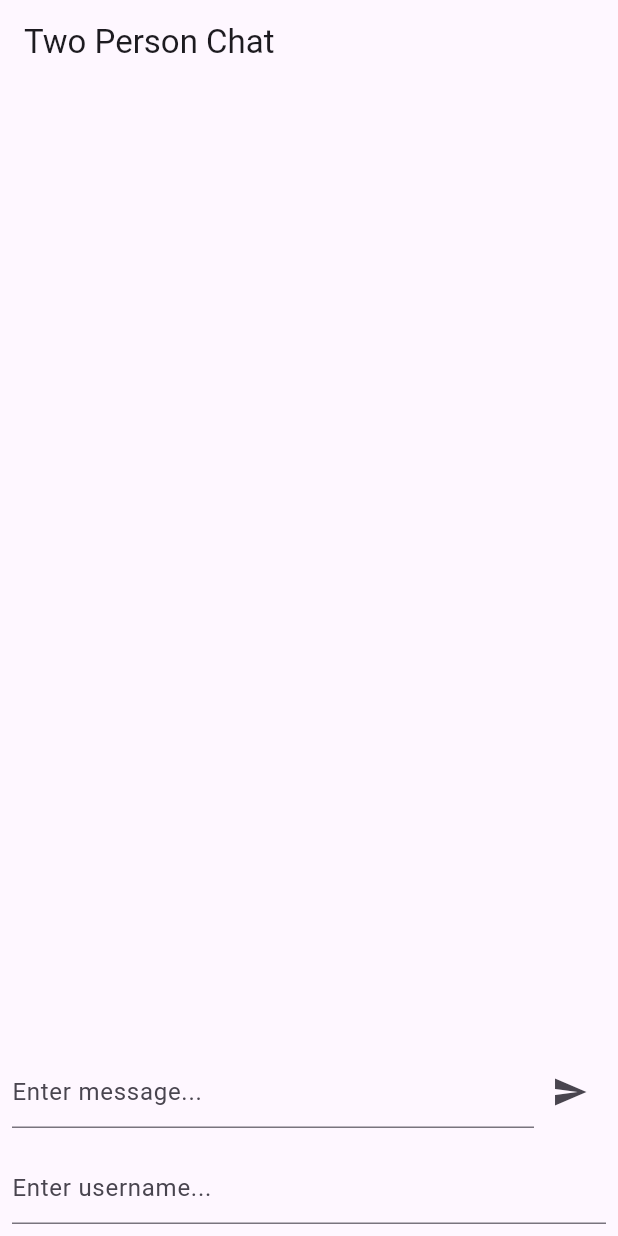
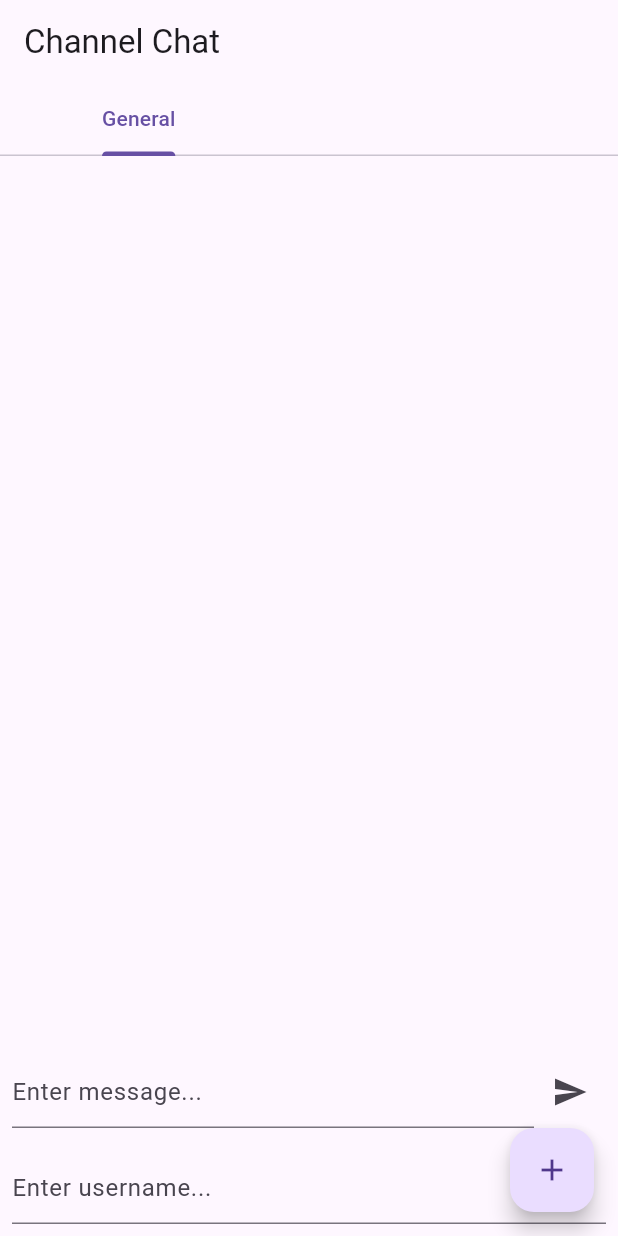
Before and after one commit to Suraj520/flutter-chat, a Flutter app: the screen it shows after launch, after a tap on the "send" icon, on a phone screen of 412 x 824 dp. Run offline on Flutter 3.47's test engine with Material 3 defaults, Android fonts, the phone set to English and light mode, and no system bars; our stand-ins replace socket_io_client; network calls fail.

Commit message:
Update main.dart

```diff
--- a/lib/main.dart
+++ b/lib/main.dart
@@ -9,24 +9,24 @@ class MyApp extends StatelessWidget {
   @override
   Widget build(BuildContext context) {
     return MaterialApp(
-      title: 'Two Person Chat',
+      title: 'Channel Chat',
       theme: ThemeData(
         primarySwatch: Colors.blue,
       ),
-      home: ChatScreen(),
+      home: ChannelScreen(),
     );
   }
 }
 
-class ChatScreen extends StatefulWidget {
+class ChannelScreen extends StatefulWidget {
   @override
-  _ChatScreenState createState() => _ChatScreenState();
+  _ChannelScreenState createState() => _ChannelScreenState();
 }
 
-class _ChatScreenState extends State<ChatScreen> {
-  TextEditingController _messageController = TextEditingController();
-  TextEditingController _usernameController = TextEditingController();
-  List<String> _messages = [];
+class _ChannelScreenState extends State<ChannelScreen> {
+  TextEditingController _channelNameController = TextEditingController();
+  List<String> _channels = ["General"]; // Default General channel
+  String _currentChannel = "General"; // Default current channel
   late IO.Socket socket;
 
   @override
@@ -36,15 +36,108 @@ class _ChatScreenState extends State<ChatScreen> {
   }
 
   void initSocket() {
+    // Initialize socket
     socket = IO.io('http://localhost:3000', <String, dynamic>{
       'transports': ['websocket'],
       'autoConnect': false,
     });
     socket.connect();
-    socket.onConnect((_) {
-      print('Connected to server');
+  }
+
+  void switchChannel(String channelName) {
+    setState(() {
+      _currentChannel = channelName;
     });
-    socket.on('message', (data) {
+  }
+
+  void createChannel() {
+    setState(() {
+      String newChannel = _channelNameController.text;
+      if (newChannel.isNotEmpty && !_channels.contains(newChannel)) {
+        _channels.add(newChannel);
+        _currentChannel = newChannel;
+        _channelNameController.clear();
+      }
+    });
+  }
+
+  @override
+  Widget build(BuildContext context) {
+    return DefaultTabController(
+      length: _channels.length,
+      child: Scaffold(
+        appBar: AppBar(
+          title: Text('Channel Chat'),
+          bottom: TabBar(
+            isScrollable: true,
+            tabs: _channels.map((channel) {
+              return Tab(
+                text: channel,
+              );
+            }).toList(),
+          ),
+        ),
+        body: TabBarView(
+          children: _channels.map((channel) {
+            return ChatScreen(
+              socket: socket,
+              currentChannel: channel,
+            );
+          }).toList(),
+        ),
+        floatingActionButton: FloatingActionButton(
+          onPressed: () {
+            showDialog(
+              context: context,
+              builder: (context) => AlertDialog(
+                title: Text('Create New Channel'),
+                content: TextField(
+                  controller: _channelNameController,
+                  decoration: InputDecoration(
+                    hintText: 'Enter channel name',
+                  ),
+                ),
+                actions: [
+                  TextButton(
+                    onPressed: () {
+                      Navigator.of(context).pop();
+                    },
+                    child: Text('Cancel'),
+                  ),
+                  TextButton(
+                    onPressed: createChannel,
+                    child: Text('Create'),
+                  ),
+                ],
+              ),
+            );
+          },
+          child: Icon(Icons.add),
+        ),
+      ),
+    );
+  }
+}
+
+class ChatScreen extends StatefulWidget {
+  final IO.Socket socket;
+  final String currentChannel;
+
+  ChatScreen({required this.socket, required this.currentChannel});
+
+  @override
+  _ChatScreenState createState() => _ChatScreenState();
+}
+
+class _ChatScreenState extends State<ChatScreen> {
+  TextEditingController _messageController = TextEditingController();
+  TextEditingController _usernameController = TextEditingController();
+  List<String> _messages = [];
+
+  @override
+  void initState() {
+    super.initState();
+    widget.socket.on('message', (data) {
       setState(() {
         _messages.add(data);
       });
@@ -54,11 +147,11 @@ class _ChatScreenState extends State<ChatScreen> {
   void sendMessage() {
     if (_messageController.text.isNotEmpty &&
         _usernameController.text.isNotEmpty) {
-      socket.emit(
-          'message', '${_usernameController.text}: ${_messageController.text}');
+      widget.socket.emit('message',
+          '${_usernameController.text} (${widget.currentChannel}): ${_messageController.text}');
       setState(() {
-        _messages
-            .add('${_usernameController.text}: ${_messageController.text}');
+        _messages.add(
+            '${_usernameController.text} (${widget.currentChannel}): ${_messageController.text}');
       });
       _messageController.clear();
     }
@@ -66,11 +159,7 @@ class _ChatScreenState extends State<ChatScreen> {
 
   @override
   Widget build(BuildContext context) {
-    return Scaffold(
-      appBar: AppBar(
-        title: Text('Two Person Chat'),
-      ),
-      body: Column(
+    return Column(
       children: [
         Expanded(
           child: ListView.builder(
@@ -111,7 +200,6 @@ class _ChatScreenState extends State<ChatScreen> {
           ),
         ),
       ],
-      ),
     );
   }
 }
```
Lines whose indentation alone changed are shown as unchanged.
